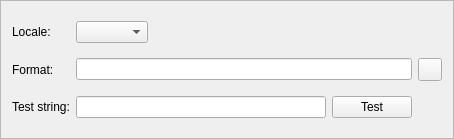
First picture: the form in src/gui/columnize/app/DateTimeConfigWidget.ui, repository tomvodi/QTail, before the edit.
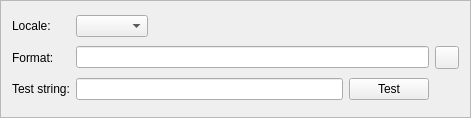
Second picture: the form after the edit. Icons and pictures are not drawn.

Commit message: fixed small height on datetime config

What changed in the file:
```diff
--- a/src/gui/columnize/app/DateTimeConfigWidget.ui
+++ b/src/gui/columnize/app/DateTimeConfigWidget.ui
@@ -6,10 +6,16 @@
    <rect>
     <x>0</x>
     <y>0</y>
-    <width>454</width>
-    <height>139</height>
+    <width>471</width>
+    <height>118</height>
    </rect>
   </property>
+  <property name="sizePolicy">
+   <sizepolicy hsizetype="Preferred" vsizetype="MinimumExpanding">
+    <horstretch>0</horstretch>
+    <verstretch>0</verstretch>
+   </sizepolicy>
+  </property>
   <property name="windowTitle">
    <string notr="true">DateTimeConfigWidget</string>
   </property>
```
The commit also changes 1 other file.
